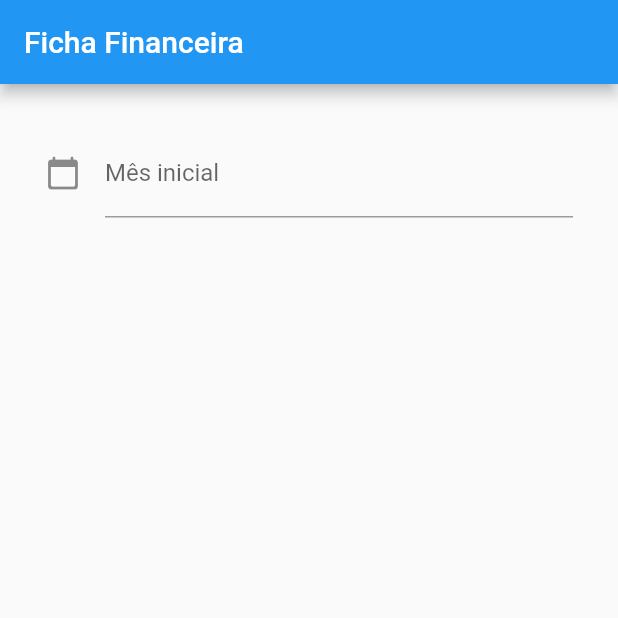
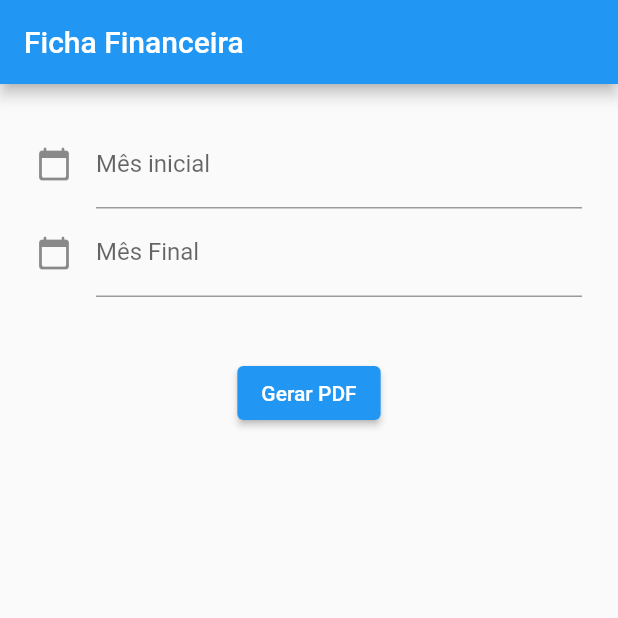
Before and after one commit to LaelRodrigues/ficha_app, a Flutter app: the screen it shows after launch, on a phone screen of 412 x 824 dp, the top half of it. Run offline on Flutter 3.47's test engine with Material 2 defaults, Android fonts, the phone set to English and light mode, and no system bars.

Commit message:
adicionando mais um campo de data e o botão de gerar o pdf

```diff
--- a/lib/main.dart
+++ b/lib/main.dart
@@ -32,21 +32,13 @@ class ConsultaFicha extends StatefulWidget {
 
 class _ConsultaFichaState extends State<ConsultaFicha> {
   TextEditingController _dataInicial = TextEditingController();
+  TextEditingController _dataFinal = TextEditingController();
 
-  @override
-  Widget build(BuildContext context) {
-    return Scaffold(
-      appBar: AppBar(
-        title: Text(widget.title),
-      ),
-      body: Padding(
-        padding: const EdgeInsets.all(30.0),
-        child: TextField (
+  Widget _buildDataInicial() {
+    return TextField(
       controller: _dataInicial,
       decoration: const InputDecoration(
-            icon: Icon(Icons.calendar_today_rounded),
-            labelText: "Mês inicial"
-          ),
+          icon: Icon(Icons.calendar_today_rounded), labelText: "Mês inicial"),
       onTap: () async {
         DateTime? escolhaData = await showDatePicker(
             context: context,
@@ -54,14 +46,56 @@ class _ConsultaFichaState extends State<ConsultaFicha> {
             firstDate: DateTime(2000),
             lastDate: DateTime(2101));
 
-              if(escolhaData != null) {
+        if (escolhaData != null) {
           setState(() {
             _dataInicial.text = DateFormat('yyyy-MM-dd').format(escolhaData);
           });
         }
       },
-        ),
-      )
     );
   }
+
+  Widget _buildDataFinal() {
+    return TextField(
+      controller: _dataFinal,
+      decoration: const InputDecoration(
+          icon: Icon(Icons.calendar_today_rounded), labelText: "Mês Final"),
+      onTap: () async {
+        DateTime? escolhaData = await showDatePicker(
+            context: context,
+            initialDate: DateTime.now(),
+            firstDate: DateTime(2000),
+            lastDate: DateTime(2101));
+
+        if (escolhaData != null) {
+          setState(() {
+            _dataFinal.text = DateFormat('yyyy-MM-dd').format(escolhaData);
+          });
         }
+      },
+    );
+  }
+
+  @override
+  Widget build(BuildContext context) {
+    return Scaffold(
+        appBar: AppBar(title: Text(widget.title)),
+        body: Container(
+          margin: EdgeInsets.all(24),
+          child: Column(
+            mainAxisAlignment: MainAxisAlignment.start,
+            children: <Widget>[
+              _buildDataInicial(),
+              _buildDataFinal(),
+              SizedBox(height: 40),
+              ElevatedButton(
+                child: Text('Gerar PDF'),
+                onPressed: () {
+                  print(_dataFinal.text);
+                },
+              )
+            ],
+          ),
+        ));
+  }
+}
```
Lines whose indentation alone changed are shown as unchanged.
